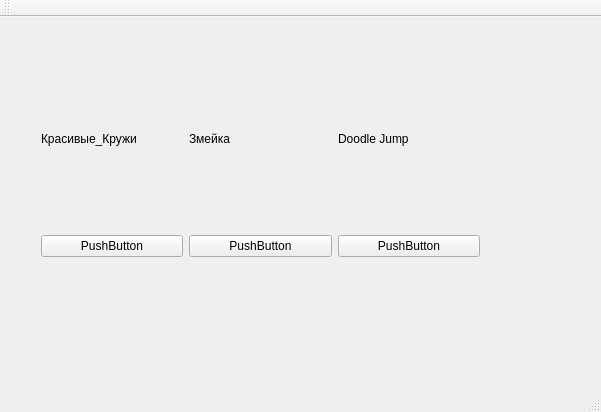
First picture: the form in mainwindow.ui, repository Denisghgh/YP_Main, before the edit.
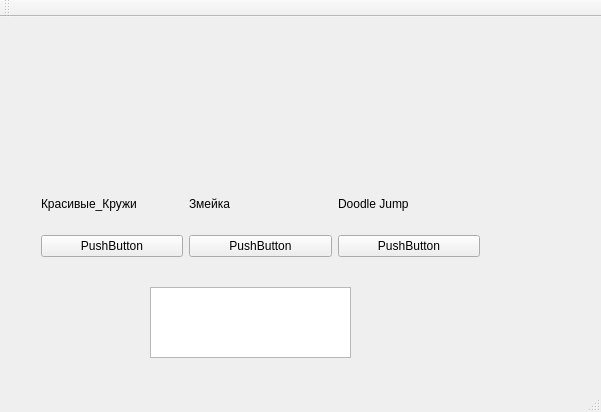
Second picture: the form after the edit.

```diff
--- a/mainwindow.ui
+++ b/mainwindow.ui
@@ -18,9 +18,9 @@
     <property name="geometry">
      <rect>
       <x>30</x>
-      <y>20</y>
+      <y>150</y>
       <width>461</width>
-      <height>231</height>
+      <height>101</height>
      </rect>
     </property>
     <layout class="QGridLayout" name="Mainn">
@@ -83,6 +83,16 @@
      </item>
     </layout>
    </widget>
+   <widget class="QTextEdit" name="textEdit">
+    <property name="geometry">
+     <rect>
+      <x>150</x>
+      <y>270</y>
+      <width>201</width>
+      <height>71</height>
+     </rect>
+    </property>
+   </widget>
   </widget>
   <widget class="QMenuBar" name="menuBar">
    <property name="geometry">
```
